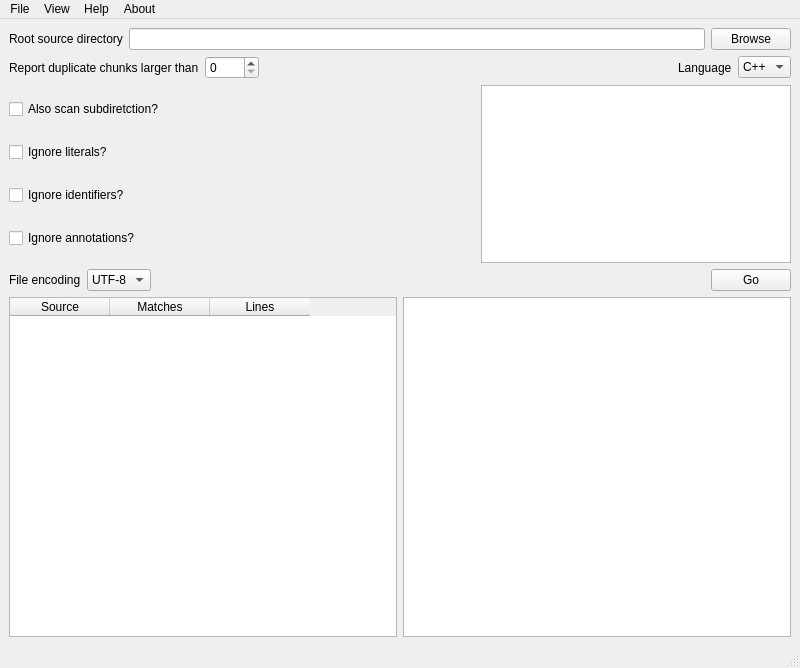
Old version of the form mainwindow.ui in the repository VaheZilabyan/Duplicate_Detector.
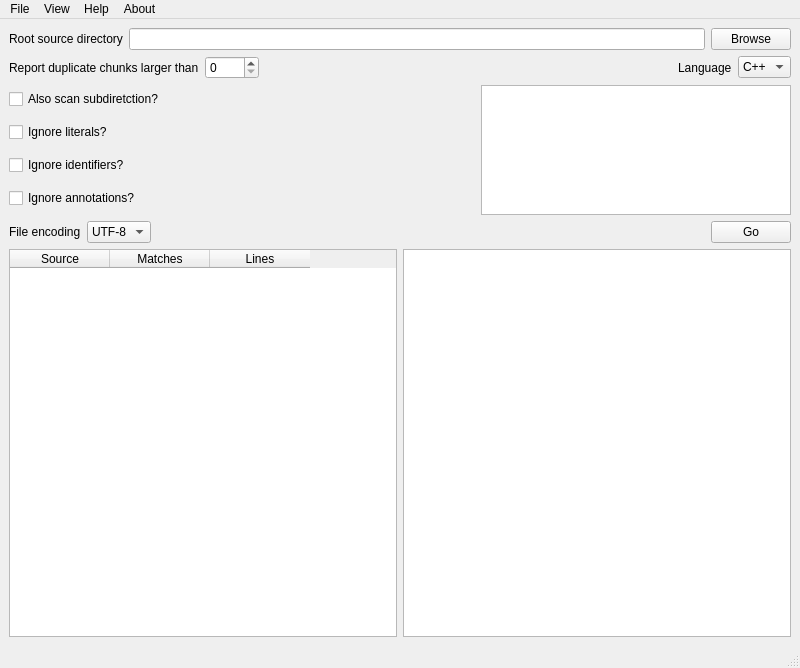
New version of the form.

Diff of the .ui file:
```diff
--- a/mainwindow.ui
+++ b/mainwindow.ui
@@ -164,7 +164,14 @@
        </spacer>
       </item>
       <item>
-       <widget class="QListWidget" name="listWidget"/>
+       <widget class="QListWidget" name="listWidget">
+        <property name="maximumSize">
+         <size>
+          <width>16777215</width>
+          <height>130</height>
+         </size>
+        </property>
+       </widget>
       </item>
      </layout>
     </item>
```
